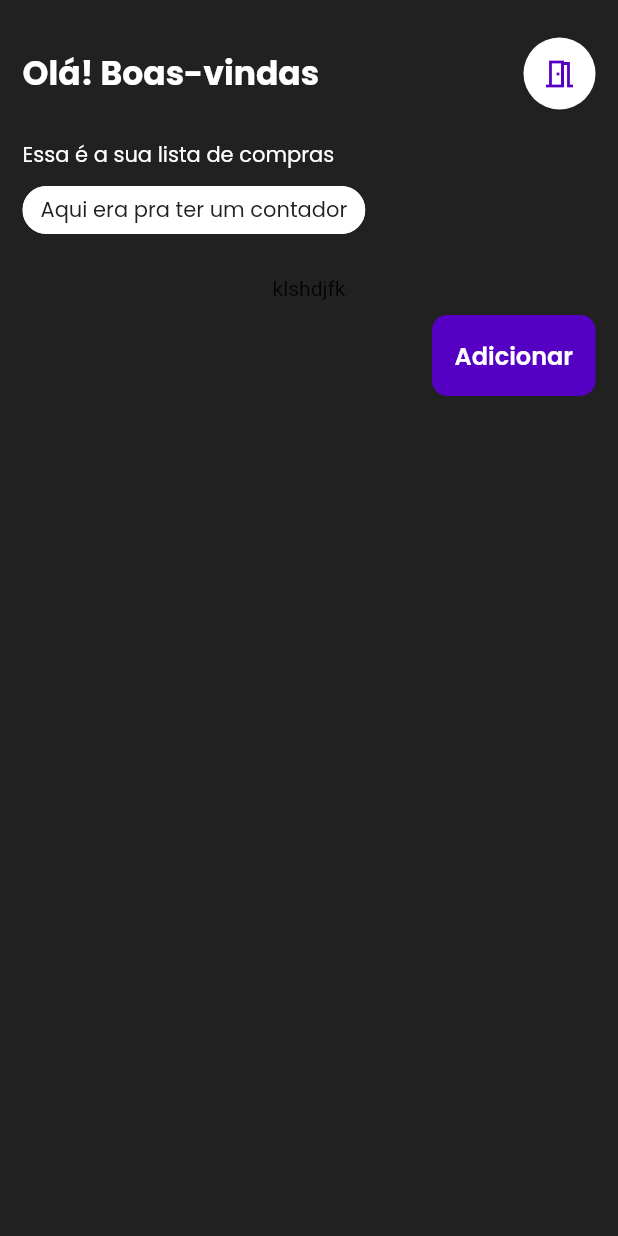
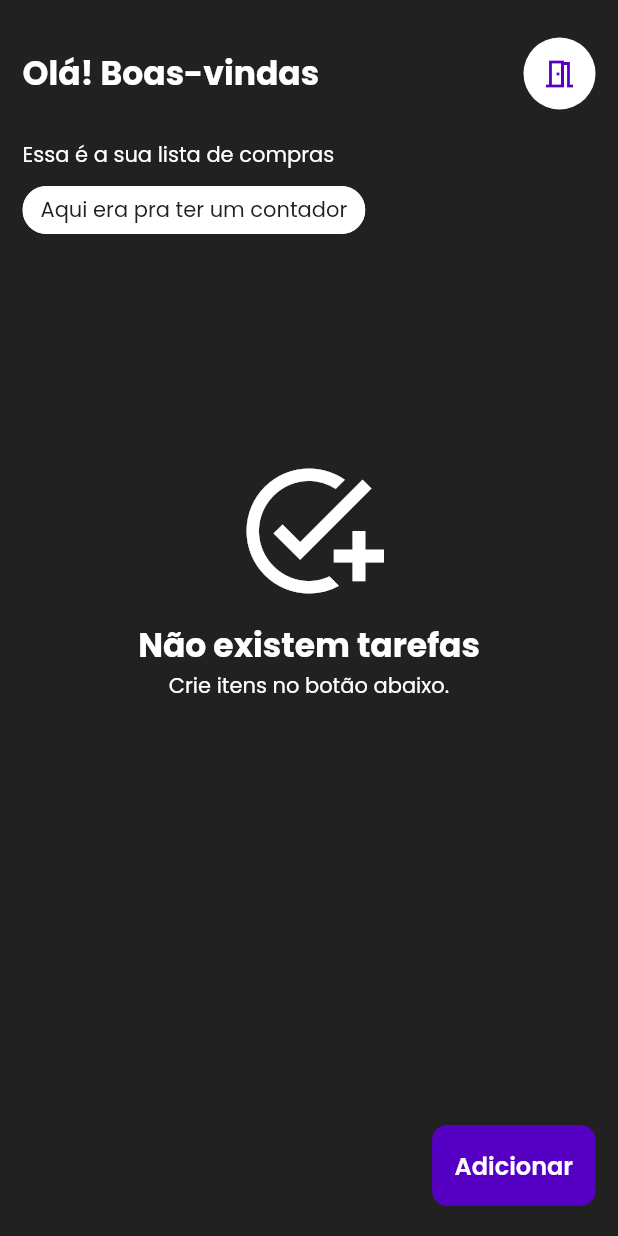
Before and after one commit to Lugaluvi/shopii, a Flutter app: the Home screen opened by its route, on a phone screen of 412 x 824 dp. Run offline on Flutter 3.47's test engine with Material 2 defaults, Android fonts, the phone set to English and light mode, and no system bars; our stand-ins replace cloud_firestore, firebase_auth, firebase_core, google_fonts; accounts and stored records are empty.

```diff
--- a/lib/shopii_service.dart
+++ b/lib/shopii_service.dart
@@ -5,7 +5,7 @@ final _itemsCollection = _firestore.collection('items');
 
 class ShopiiService {
   static Stream<QuerySnapshot<Map<String, dynamic>>> getItems({
-    required String userEmail
+    required String? userEmail
   }) {
     return _itemsCollection.where('person_email', isEqualTo: userEmail).snapshots();
   }
@@ -18,7 +18,7 @@ class ShopiiService {
 
   static Future<void> addItem({
     required String title,
-    required int qnt,
+    required String qnt,
     required String? personEmail,
   }) async {
     DocumentReference question = _itemsCollection.doc();
--- a/lib/views/create_item.view.dart
+++ b/lib/views/create_item.view.dart
@@ -143,7 +143,7 @@ class _CreateItemState extends State<CreateItem> {
                         ),
                       ),
                       onPressed: () async {
-                        ShopiiService.addItem(title: title, qnt: int.parse(qnt), personEmail: user?.email);
+                        ShopiiService.addItem(title: title, qnt: qnt, personEmail: user?.email);
                         ScaffoldMessenger.of(context).showSnackBar( const SnackBar(content: Text('Item criado!')));
                         Navigator.pop(context);
                       },
--- a/lib/views/home.view.dart
+++ b/lib/views/home.view.dart
@@ -90,7 +90,33 @@ class _HomeState extends State<Home> {
                     List<Item> itemList = [];
 
                     if (snapshot.data!.docs.isEmpty) {
-                    return Text('klshdjfk');
+                      return Expanded(
+                        child: Column(
+                          children: [
+                            const SizedBox(height: 120.0),
+                            const Icon(
+                              Icons.add_task_outlined,
+                              size: 100.0,
+                              color: Colors.white,
+                            ),
+                            const SizedBox(height: 10.0),
+                            Text(
+                              'Não existem tarefas',
+                              style: GoogleFonts.poppins(
+                                  fontSize: 22,
+                                  color: Colors.white,
+                                  fontWeight: FontWeight.bold),
+                            ),
+                            Text(
+                              'Crie itens no botão abaixo.',
+                              style: GoogleFonts.poppins(
+                                  fontSize: 14,
+                                  color: Colors.white,
+                                  fontWeight: FontWeight.normal),
+                            )
+                          ],
+                        )
+                      );
                     }
 
                     final questions = snapshot.data!.docs;
@@ -109,8 +135,7 @@ class _HomeState extends State<Home> {
                         children: itemList,
                       ),
                     );
-                }
-              ),
+                  }),
               const SizedBox(height: 10.0),
               Row(
                 mainAxisAlignment: MainAxisAlignment.end,
```
Also changed, not shown: lib/views/edit_item.view.dart (+6 -14 lines), lib/views/item.view.dart (+4 -4 lines). Lines whose indentation alone changed are shown as unchanged.
